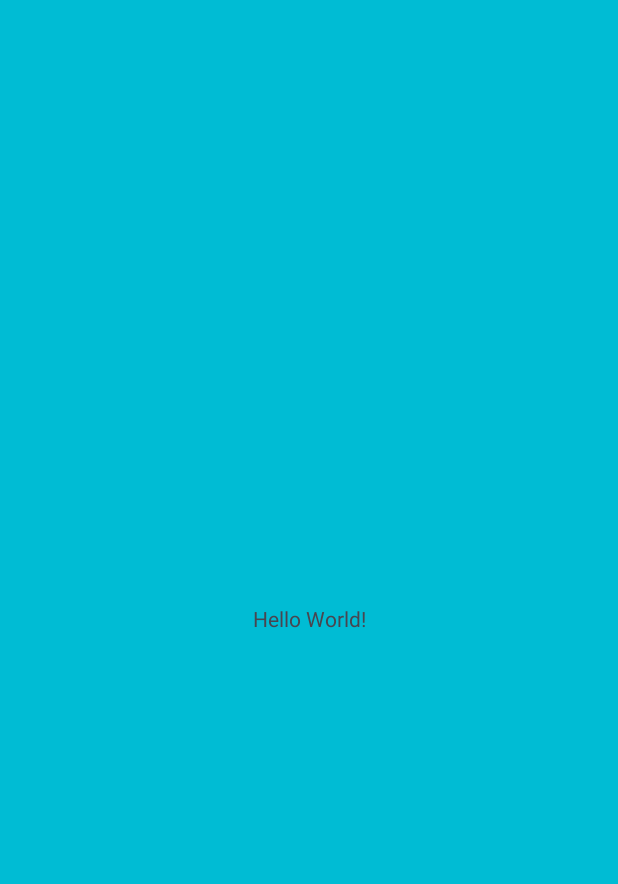
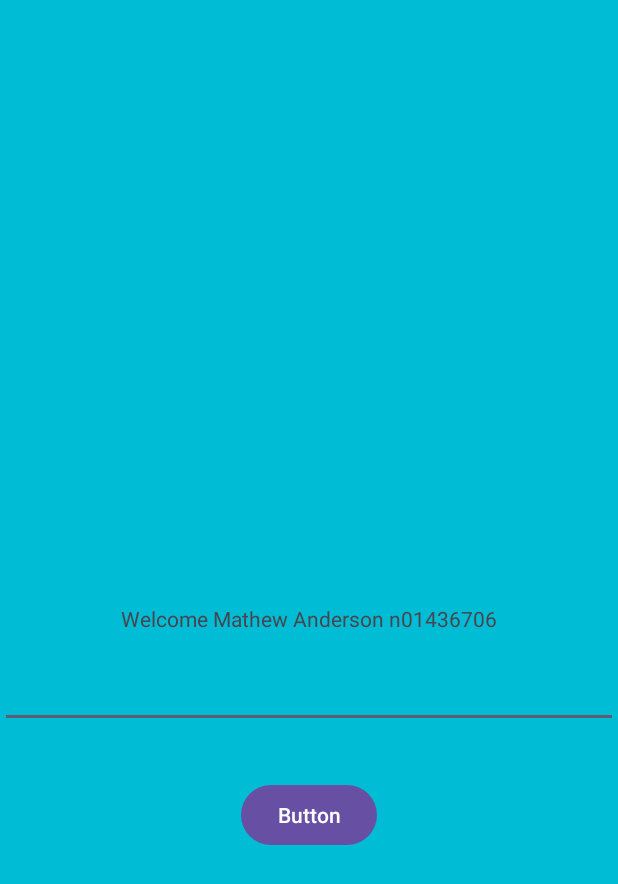
Before and after one commit to MathewAnderson6706/MathewAndersonLab4, an Android app: the screen it shows after launch (MathewActivity), on a phone screen of 412 x 824 dp. Before the commit the part shown is almost empty. Shown: the top 884 px of the screen. Run offline under Robolectric (Android 15) with nearby library versions, the phone set to English and light mode, and no system bars.

Commit message:
-Renamed textview -Added EditText -Added Button -Added Snackbar when Button clicked -Added ability to go to next screen when START is clicked -Value should be transfered over

```diff
--- a/MathewLab44/src/main/java/mathew/anderson/n01436706/MathewActivity2.java
+++ b/MathewLab44/src/main/java/mathew/anderson/n01436706/MathewActivity2.java
@@ -2,6 +2,7 @@ package mathew.anderson.n01436706;
 
 import androidx.appcompat.app.AppCompatActivity;
 
+import android.content.Intent;
 import android.os.Bundle;
 
 public class MathewActivity2 extends AppCompatActivity {
@@ -10,5 +11,7 @@ public class MathewActivity2 extends AppCompatActivity {
     protected void onCreate(Bundle savedInstanceState) {
         super.onCreate(savedInstanceState);
         setContentView(R.layout.activity_mathew2);
+
+        //Intent intent = getIntent();
     }
 }
--- a/MathewLab44/src/main/res/layout/activity_mathew.xml
+++ b/MathewLab44/src/main/res/layout/activity_mathew.xml
@@ -10,10 +10,34 @@
     <TextView
         android:layout_width="wrap_content"
         android:layout_height="wrap_content"
-        android:text="Hello World!"
+        android:text="@string/welcome"
         app:layout_constraintBottom_toBottomOf="parent"
         app:layout_constraintEnd_toEndOf="parent"
         app:layout_constraintStart_toStartOf="parent"
         app:layout_constraintTop_toTopOf="parent" />
 
+    <EditText
+        android:id="@+id/txtName"
+        android:layout_width="fill_parent"
+        android:layout_height="wrap_content"
+        android:digits="0123456789"
+        android:maxLength="5"
+        app:layout_constraintBottom_toBottomOf="parent"
+        app:layout_constraintEnd_toEndOf="parent"
+        app:layout_constraintHorizontal_bias="1.0"
+        app:layout_constraintStart_toStartOf="parent"
+        app:layout_constraintTop_toTopOf="parent"
+        app:layout_constraintVertical_bias="0.565" />
+
+    <Button
+        android:id="@+id/btnOpen"
+        android:layout_width="wrap_content"
+        android:layout_height="wrap_content"
+        android:text="@string/btn"
+        app:layout_constraintBottom_toBottomOf="parent"
+        app:layout_constraintEnd_toEndOf="parent"
+        app:layout_constraintStart_toStartOf="parent"
+        app:layout_constraintTop_toTopOf="parent"
+        app:layout_constraintVertical_bias="0.669" />
+
 </androidx.constraintlayout.widget.ConstraintLayout>
--- a/MathewLab44/src/main/res/values/colors.xml
+++ b/MathewLab44/src/main/res/values/colors.xml
@@ -3,4 +3,5 @@
     <color name="black">#FF000000</color>
     <color name="white">#FFFFFFFF</color>
     <color name="lightblue">#00BCD4</color>
+    <color name="red">#EC0808</color>
 </resources>
--- a/MathewLab44/src/main/res/values/strings.xml
+++ b/MathewLab44/src/main/res/values/strings.xml
@@ -1,4 +1,8 @@
 <!--Mathew Anderson, n01436706 -->
 <resources>
     <string name="app_name">MathewAndersonn01436706</string>
+    <string name="welcome">Welcome Mathew Anderson n01436706</string>
+    <string name="btn">Button</string>
+    <string name="snk">Mathew Anderson</string>
+    <string name="start">START</string>
 </resources>
```
Also changed, not shown: MathewLab44/src/main/java/mathew/anderson/n01436706/MathewActivity.java (+45 -0 lines).
